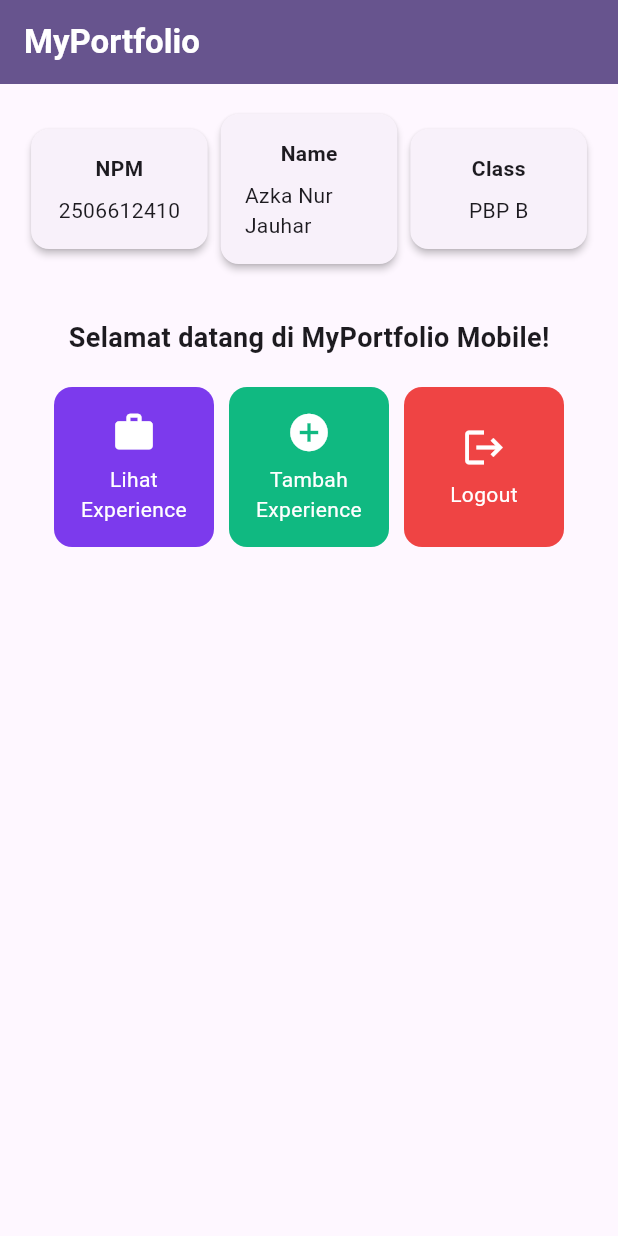
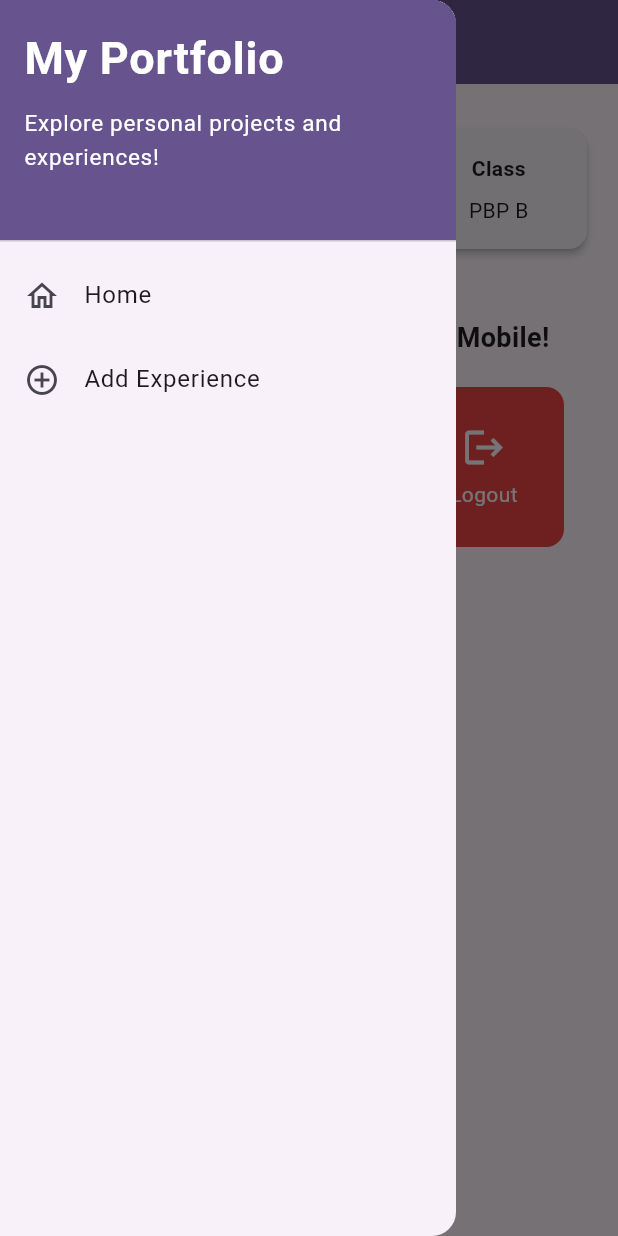
Before and after one commit to Otsukaax/myportofolio_mobile, a Flutter app: the screen it shows after launch, with the side drawer open (before the commit the screen has no drawer), on a phone screen of 412 x 824 dp. Run offline on Flutter 3.47's test engine with Material 3 defaults, Android fonts, the phone set to English and light mode, and no system bars; our stand-ins replace material_ui.

Commit message:
Tutorial 9
* feat(ui): update profile information in InfoCard with personal data

* feat(ui): add color attribute to ItemHomepage and customize button colors

* feat(ui): add logout confirmation dialog for enhanced UX

* docs: add Tugas 7 reflective questions and AI disclosure log

* build: add material_ui package and update material imports

* feat(navigation): add LeftDrawer widget and attach to MyHomePage

* feat(form): implement ProjectFormPage with validation, dialog, and drawer route

* feat(navigation): add push navigation to ProjectFormPage in ItemCard

* refactor: organize screens and widgets into separate directories

* refactor: adapt form, drawer, and card navigation to Experience

* style(theme): align drawer and form colors with primary app theme

* style(form): align ExperienceFormPage hints and labels with Django form

```diff
--- a/lib/main.dart
+++ b/lib/main.dart
@@ -1,5 +1,5 @@
-import 'package:flutter/material.dart';
-import 'package:myportofolio_mobile/menu.dart';
+import 'package:material_ui/material_ui.dart';
+import 'package:myportofolio_mobile/screens/menu.dart';
 
 void main() {
   runApp(const MyApp());
--- a/lib/menu.dart
+++ b/lib/screens/menu.dart
@@ -1,4 +1,6 @@
-import 'package:flutter/material.dart';
+import 'package:material_ui/material_ui.dart';
+import 'package:myportofolio_mobile/widgets/left_drawer.dart';
+import 'package:myportofolio_mobile/widgets/experience_card.dart';
 
 class MyHomePage extends StatelessWidget {
   MyHomePage({super.key});
@@ -28,7 +30,9 @@ class MyHomePage extends StatelessWidget {
           style: TextStyle(color: Colors.white, fontWeight: FontWeight.bold),
         ),
         backgroundColor: Theme.of(context).colorScheme.primary,
+        iconTheme: const IconThemeData(color: Colors.white),
       ),
+      drawer: const LeftDrawer(),
       // Body halaman utama dengan padding di sekelilingnya.
       body: Padding(
         padding: const EdgeInsets.all(16.0),
@@ -118,87 +122,3 @@ class ItemHomepage {
 
   ItemHomepage(this.name, this.icon, this.color);
 }
-
-class ItemCard extends StatelessWidget {
-  final ItemHomepage item;
-
-  const ItemCard(this.item, {super.key});
-
-  @override
-  Widget build(BuildContext context) {
-    return Material(
-      // Menggunakan warna latar dari color milik item.
-      color: item.color,
-      borderRadius: BorderRadius.circular(12),
-      child: InkWell(
-        // Aksi ketika kartu ditekan oleh pengguna.
-        onTap: () {
-          if (item.name == "Logout") {
-            showDialog(
-              context: context,
-              builder: (BuildContext dialogContext) {
-                return AlertDialog(
-                  title: const Text('Konfirmasi Logout'),
-                  content: const Text(
-                    'Apakah Anda yakin ingin keluar dari aplikasi?',
-                  ),
-                  actions: [
-                    // 1. Tombol Batal
-                    TextButton(
-                      onPressed: () {
-                        Navigator.pop(context);
-                      },
-                      child: const Text('Batal'),
-                    ),
-
-                    // 2. Tombol Keluar
-                    TextButton(
-                      onPressed: () {
-                        Navigator.pop(context);
-
-                        ScaffoldMessenger.of(context)
-                          ..hideCurrentSnackBar()
-                          ..showSnackBar(
-                            const SnackBar(
-                              content: Text("Kamu telah berhasil logout!"),
-                            ),
-                          );
-                      },
-                      child: const Text('Keluar'),
-                    ),
-                  ],
-                );
-              },
-            );
-          } else {
-            // Menampilkan SnackBar dengan pesan interaktif.
-            ScaffoldMessenger.of(context)
-              ..hideCurrentSnackBar()
-              ..showSnackBar(
-                SnackBar(
-                  content: Text("Kamu telah menekan tombol ${item.name}!"),
-                ),
-              );
-          }
-        },
-        child: Container(
-          padding: const EdgeInsets.all(8),
-          child: Center(
-            child: Column(
-              mainAxisAlignment: MainAxisAlignment.center,
-              children: [
-                Icon(item.icon, color: Colors.white, size: 30.0),
-                const Padding(padding: EdgeInsets.all(3)),
-                Text(
-                  item.name,
-                  textAlign: TextAlign.center,
-                  style: const TextStyle(color: Colors.white),
-                ),
-              ],
-            ),
-          ),
-        ),
-      ),
-    );
-  }
-}
--- /dev/null
+++ b/lib/widgets/experience_card.dart
@@ -0,0 +1,96 @@
+import 'package:material_ui/material_ui.dart';
+import 'package:myportofolio_mobile/screens/experience_form.dart';
+import 'package:myportofolio_mobile/screens/menu.dart';
+
+class ItemCard extends StatelessWidget {
+  final ItemHomepage item;
+
+  const ItemCard(this.item, {super.key});
+
+  @override
+  Widget build(BuildContext context) {
+    return Material(
+      // Menggunakan warna latar dari color milik item.
+      color: item.color,
+      borderRadius: BorderRadius.circular(12),
+      child: InkWell(
+        // Aksi ketika kartu ditekan oleh pengguna.
+        onTap: () {
+          if (item.name == "Logout") {
+            showDialog(
+              context: context,
+              builder: (BuildContext dialogContext) {
+                return AlertDialog(
+                  title: const Text('Konfirmasi Logout'),
+                  content: const Text(
+                    'Apakah Anda yakin ingin keluar dari aplikasi?',
+                  ),
+                  actions: [
+                    // 1. Tombol Batal
+                    TextButton(
+                      onPressed: () {
+                        Navigator.pop(context);
+                      },
+                      child: const Text('Batal'),
+                    ),
+
+                    // 2. Tombol Keluar
+                    TextButton(
+                      onPressed: () {
+                        Navigator.pop(context);
+
+                        ScaffoldMessenger.of(context)
+                          ..hideCurrentSnackBar()
+                          ..showSnackBar(
+                            const SnackBar(
+                              content: Text("Kamu telah berhasil logout!"),
+                            ),
+                          );
+                      },
+                      child: const Text('Keluar'),
+                    ),
+                  ],
+                );
+              },
+            );
+          } else {
+            // Menampilkan SnackBar dengan pesan interaktif.
+            ScaffoldMessenger.of(context)
+              ..hideCurrentSnackBar()
+              ..showSnackBar(
+                SnackBar(
+                  content: Text("Kamu telah menekan tombol ${item.name}!"),
+                ),
+              );
+            // Navigate ke halaman yang sesuai
+            if (item.name == "Tambah Experience") {
+              Navigator.push(
+                context,
+                MaterialPageRoute(
+                  builder: (context) => const ExperienceFormPage(),
+                ),
+              );
+            }
+          }
+        },
+        child: Container(
+          padding: const EdgeInsets.all(8),
+          child: Center(
+            child: Column(
+              mainAxisAlignment: MainAxisAlignment.center,
+              children: [
+                Icon(item.icon, color: Colors.white, size: 30.0),
+                const Padding(padding: EdgeInsets.all(3)),
+                Text(
+                  item.name,
+                  textAlign: TextAlign.center,
+                  style: const TextStyle(color: Colors.white),
+                ),
+              ],
+            ),
+          ),
+        ),
+      ),
+    );
+  }
+}
--- /dev/null
+++ b/lib/widgets/left_drawer.dart
@@ -0,0 +1,69 @@
+import 'package:material_ui/material_ui.dart';
+import 'package:myportofolio_mobile/screens/experience_form.dart';
+import 'package:myportofolio_mobile/screens/menu.dart';
+
+class LeftDrawer extends StatelessWidget {
+  const LeftDrawer({super.key});
+
+  @override
+  Widget build(BuildContext context) {
+    return Drawer(
+      child: ListView(
+        children: [
+          DrawerHeader(
+            decoration: BoxDecoration(
+              color: Theme.of(context).colorScheme.primary,
+            ),
+            child: const Column(
+              crossAxisAlignment: CrossAxisAlignment.start,
+              children: [
+                Text(
+                  'My Portfolio',
+                  style: TextStyle(
+                    fontSize: 30,
+                    fontWeight: FontWeight.bold,
+                    color: Colors.white,
+                  ),
+                ),
+                SizedBox(height: 10),
+                Text(
+                  'Explore personal projects and experiences!',
+                  style: TextStyle(
+                    fontSize: 15,
+                    color: Colors.white,
+                  ),
+                ),
+              ],
+            ),
+          ),
+          ListTile(
+            leading: const Icon(Icons.home_outlined),
+            title: const Text('Home'),
+            // Navigasi ke halaman utama portofolio
+            onTap: () {
+              Navigator.pushReplacement(
+                context,
+                MaterialPageRoute(
+                  builder: (context) => MyHomePage(),
+                ),
+              );
+            },
+          ),
+          ListTile(
+            leading: const Icon(Icons.add_circle_outline),
+            title: const Text('Add Experience'),
+            // Navigasi ke halaman tambah experience
+            onTap: () {
+              Navigator.pushReplacement(
+                context,
+                MaterialPageRoute(
+                  builder: (context) => const ExperienceFormPage(),
+                ),
+              );
+            },
+          ),
+        ],
+      ),
+    );
+  }
+}
--- a/pubspec.yaml
+++ b/pubspec.yaml
@@ -34,6 +34,7 @@ dependencies:
   # The following adds the Cupertino Icons font to your application.
   # Use with the CupertinoIcons class for iOS style icons.
   cupertino_icons: ^1.0.8
+  material_ui: ^1.11.1
 
 dev_dependencies:
   flutter_test:
```
Also changed, not shown: lib/screens/experience_form.dart (added, +197 -0 lines), pubspec.lock.
